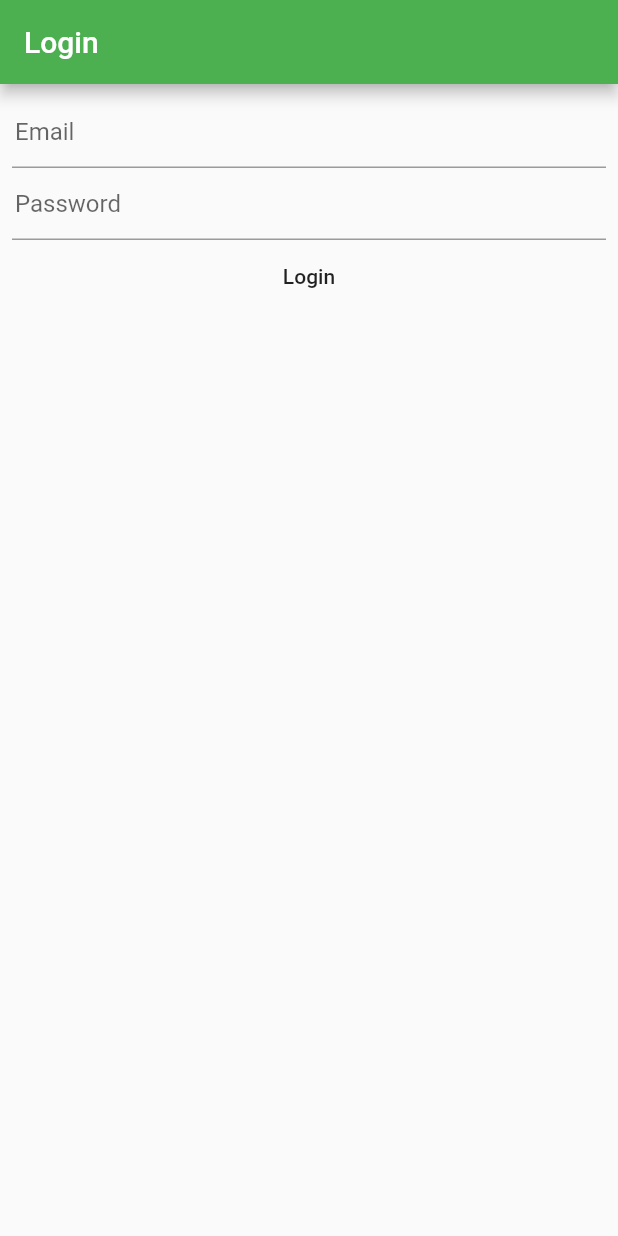
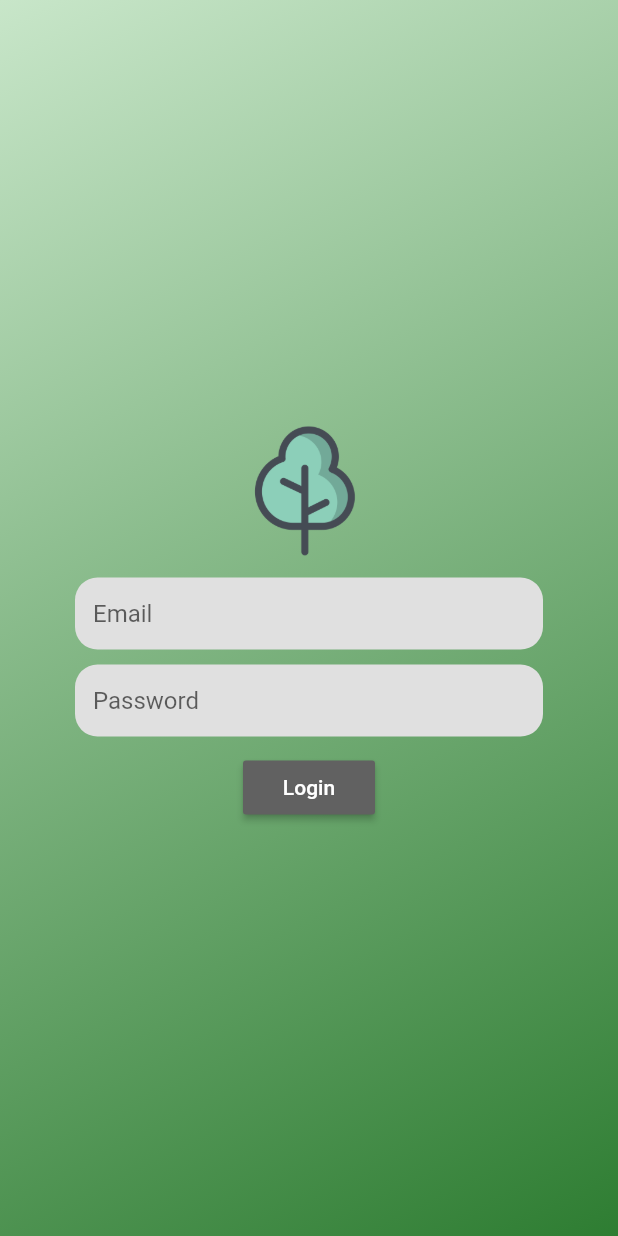
Before and after one commit to JoeRourke123/ecothon, a Flutter app: the screen it shows after launch, on a phone screen of 412 x 824 dp. Run offline on Flutter 3.47's test engine with Material 2 defaults, Android fonts, the phone set to English and light mode, and no system bars; our stand-ins replace flutter_secure_storage, geolocator, image_picker.

Commit message:
Made login look very nice

```diff
--- a/frontend/ecothon/lib/feed.dart
+++ b/frontend/ecothon/lib/feed.dart
@@ -4,7 +4,6 @@ import 'package:flutter/material.dart';
 import 'package:ecothon/generalStore.dart';
 import 'package:provider/provider.dart';
 import 'package:http/http.dart' as http;
-import 'package:flutter/services.dart';
 import 'package:geolocator/geolocator.dart';
 
 class FeedPage extends StatefulWidget {
@@ -52,7 +51,7 @@ class _FeedPageState extends State<FeedPage>
       http.Response res = await http.post('https://ecothon.space/api/posts',
           body: jsonEncode({
             "type": "Point",
-            "location": [position.latitude, position.longitude]
+            "coordinates": [position.latitude, position.longitude]
           }),
           headers: {
             "Authorization": "Bearer " +
--- a/frontend/ecothon/lib/login.dart
+++ b/frontend/ecothon/lib/login.dart
@@ -26,11 +26,12 @@ class _LoginPageState extends State<LoginPage> {
       _scaffoldKey.currentState
           .showSnackBar(SnackBar(content: Text("Processing")));
       try {
-        http.Response res = await http
-            .post("http://ecothon.space/api/auth/login", body: jsonEncode({
-          "email": _emailController.text,
-          "password": _passwordController.text
-        }));
+        http.Response res = await http.post(
+            "http://ecothon.space/api/auth/login",
+            body: jsonEncode({
+              "email": _emailController.text,
+              "password": _passwordController.text
+            }));
         _scaffoldKey.currentState.hideCurrentSnackBar();
         if (res.statusCode == 200) {
           var data = jsonDecode(res.body);
@@ -56,7 +57,8 @@ class _LoginPageState extends State<LoginPage> {
           } catch (Exception) {
             err = jsonDecode(res.reasonPhrase);
           } finally {
-            _scaffoldKey.currentState.showSnackBar(SnackBar(content: Text(err)));
+            _scaffoldKey.currentState
+                .showSnackBar(SnackBar(content: Text(err)));
           }
         }
       } catch (Exception) {
@@ -74,20 +76,52 @@ class _LoginPageState extends State<LoginPage> {
   Widget build(BuildContext context) {
     return Scaffold(
       key: _scaffoldKey,
-      appBar: AppBar(
-        title: Text("Login"),
-      ),
       body: Container(
-          padding: EdgeInsets.all(8),
+          decoration: BoxDecoration(
+            gradient: LinearGradient(
+              begin: Alignment.topLeft,
+              end: Alignment.bottomRight,
+              colors: [Colors.green[100], Colors.green[800]],
+            ),
+          ),
+          alignment: Alignment.center,
+          padding: EdgeInsets.all(50),
           child: Form(
             key: _formKey,
             child: Column(
+              mainAxisAlignment: MainAxisAlignment.center,
               children: <Widget>[
+                Container(
+                  child: Image.asset(
+                    'assets/images/logo.png',
+                    width: 100.0,
+                    height: 100.0,
+                  ),
+                ),
+                SizedBox(
+                  height: 10,
+                ),
                 TextFormField(
                   controller: _emailController,
+                  style: TextStyle(color: Colors.grey[700]),
                   decoration: InputDecoration(
-                    contentPadding: EdgeInsets.all(2),
+                    contentPadding: EdgeInsets.all(12),
                     hintText: "Email",
+                    filled: true,
+                    fillColor: Colors.grey[300],
+                    focusedBorder: OutlineInputBorder(
+                      borderRadius: BorderRadius.circular(15.0),
+                      borderSide: BorderSide(
+                          color: Colors.grey[700],
+                          width: 1.0
+                      ),
+                    ),
+                    enabledBorder: OutlineInputBorder(
+                      borderRadius: BorderRadius.circular(15.0),
+                      borderSide: BorderSide(
+                        color: Colors.transparent,
+                      ),
+                    ),
                   ),
                   validator: (value) {
                     RegExp regExp = new RegExp(
@@ -100,11 +134,32 @@ class _LoginPageState extends State<LoginPage> {
                     return null;
                   },
                 ),
+                SizedBox(
+                  height: 10,
+                ),
                 TextFormField(
                   controller: _passwordController,
                   obscureText: true,
+                  style: TextStyle(color: Colors.grey[700]),
                   decoration: InputDecoration(
-                      contentPadding: EdgeInsets.all(2), hintText: "Password"),
+                    contentPadding: EdgeInsets.all(12),
+                    hintText: "Password",
+                    filled: true,
+                    fillColor: Colors.grey[300],
+                    focusedBorder: OutlineInputBorder(
+                      borderRadius: BorderRadius.circular(15.0),
+                      borderSide: BorderSide(
+                          color: Colors.grey[700],
+                          width: 1.0
+                      ),
+                    ),
+                    enabledBorder: OutlineInputBorder(
+                      borderRadius: BorderRadius.circular(15.0),
+                      borderSide: BorderSide(
+                        color: Colors.transparent,
+                      ),
+                    ),
+                  ),
                   validator: (value) {
                     /*RegExp regExp = new RegExp(
                       r"^(?=.*\d)(?=.*[a-z])(?=.*[A-Z])(?=.*[a-zA-Z]).{8,}$",
@@ -116,9 +171,14 @@ class _LoginPageState extends State<LoginPage> {
                     return null;
                   },
                 ),
+                SizedBox(
+                  height: 10,
+                ),
                 MaterialButton(
                   child: Text("Login"),
                   onPressed: _login,
+                  textColor: Colors.white,
+                  color: Colors.grey[700],
                 )
               ],
             ),
```
Also changed, not shown: frontend/ecothon/assets/images/logo.png (added).
